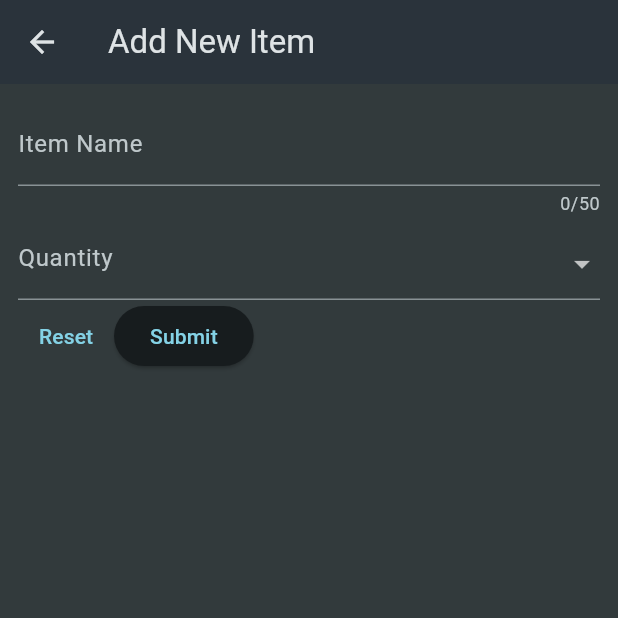
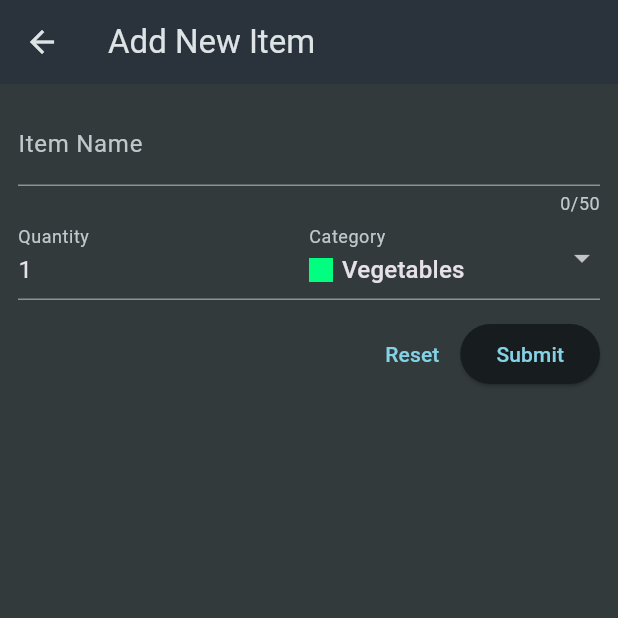
Before and after one commit to 3SyedShayan/Shopping-List, a Flutter app: the screen it shows after launch, after a tap on the "add" icon, on a phone screen of 412 x 824 dp, the top half of it. Run offline on Flutter 3.47's test engine with Material 3 defaults, Android fonts, the phone set to English and light mode, and no system bars.

Commit message:
Data Passing between Screens successfully added

```diff
--- a/lib/widgets/grocery_list.dart
+++ b/lib/widgets/grocery_list.dart
@@ -1,6 +1,7 @@
 import 'package:flutter/material.dart';
 import 'package:shopping_list/data/categories.dart';
 import 'package:shopping_list/data/dummy_data.dart';
+import 'package:shopping_list/models/grocery_item.dart';
 import 'package:shopping_list/widgets/new_item.dart';
 
 class GroceryList extends StatefulWidget {
@@ -10,41 +11,55 @@ class GroceryList extends StatefulWidget {
   State<GroceryList> createState() => _GroceryListState();
 }
 
+List<GroceryItem> _groceryItems = [];
+
 class _GroceryListState extends State<GroceryList> {
-  void _onNewItem() {
-    Navigator.of(context).push(
+  void _onNewItem() async {
+    var newItem = await Navigator.of(context).push<GroceryItem>(
       MaterialPageRoute(
         builder: (context) => NewItem(),
       ),
     );
+    if (newItem == null) return;
+    setState(() {
+      _groceryItems.add(newItem);
+    });
   }
 
   @override
   Widget build(BuildContext context) {
-    return Scaffold(
-      appBar: AppBar(
-        title: Text("Your Groceries"),
-        actions: [
-          IconButton(
-            icon: Icon(Icons.add),
-            onPressed: _onNewItem,
-          ),
-        ],
+    Widget content = Center(
+      child: Text(
+        "No Items to Display \n Please Add an Item",
       ),
-      body: ListView.builder(
-        itemCount: groceryItems.length,
+    );
+
+    if (_groceryItems.isNotEmpty) {
+      content = ListView.builder(
+        itemCount: _groceryItems.length,
         itemBuilder: (context, index) => ListTile(
-          title: Text(groceryItems[index].name),
+          title: Text(_groceryItems[index].name),
           leading: Container(
             width: 25,
             height: 25,
-            color: groceryItems[index].category.color,
+            color: _groceryItems[index].category.color,
           ),
           trailing: Text(
-            groceryItems[index].quantity.toString(),
+            _groceryItems[index].quantity.toString(),
           ),
         ),
-      ),
-    );
+      );
+    }
+    return Scaffold(
+        appBar: AppBar(
+          title: Text("Your Groceries"),
+          actions: [
+            IconButton(
+              icon: Icon(Icons.add),
+              onPressed: _onNewItem,
+            ),
+          ],
+        ),
+        body: content);
   }
 }
--- a/lib/widgets/new_item.dart
+++ b/lib/widgets/new_item.dart
@@ -1,5 +1,7 @@
 import 'package:flutter/material.dart';
 import 'package:shopping_list/data/categories.dart';
+import 'package:shopping_list/models/categories.dart';
+import 'package:shopping_list/models/grocery_item.dart';
 
 class NewItem extends StatefulWidget {
   const NewItem({super.key});
@@ -9,6 +11,27 @@ class NewItem extends StatefulWidget {
 }
 
 class _NewItemState extends State<NewItem> {
+  int _enteredQuantity = 1;
+  String _enteredName = "";
+  var _selectedCategory = categories[Categories.vegetables]!;
+  var _formKey = GlobalKey<FormState>();
+  void _submitForm() {
+    if (_formKey.currentState!.validate()) {
+      _formKey.currentState!.save();
+    }
+    print(_enteredName);
+    print(_enteredQuantity);
+    print(_selectedCategory);
+    Navigator.of(context).pop(
+      GroceryItem(
+        id: DateTime.now().toString(),
+        name: _enteredName,
+        quantity: _enteredQuantity,
+        category: _selectedCategory,
+      ),
+    );
+  }
+
   @override
   Widget build(BuildContext context) {
     return Scaffold(
@@ -18,9 +41,22 @@ class _NewItemState extends State<NewItem> {
       body: Padding(
         padding: EdgeInsets.all(12),
         child: Form(
+          key: _formKey,
           child: Column(
             children: [
               TextFormField(
+                onSaved: (value) {
+                  _enteredName = value!;
+                },
+                validator: (value) {
+                  if (value == null ||
+                      value.isEmpty ||
+                      value.trim().length <= 1 ||
+                      value.trim().length > 50) {
+                    return "Must be between 1 and 50 characters";
+                  }
+                  return null;
+                },
                 decoration: InputDecoration(
                   labelText: "Item Name",
                 ),
@@ -31,6 +67,19 @@ class _NewItemState extends State<NewItem> {
                 children: [
                   Expanded(
                     child: TextFormField(
+                      onSaved: (value) {
+                        _enteredQuantity;
+                      },
+                      initialValue: "1",
+                      validator: (value) {
+                        if (value == null ||
+                            value.isEmpty ||
+                            int.tryParse(value) == null ||
+                            int.tryParse(value)! <= 0) {
+                          return "Must be a number greater than 0";
+                        }
+                        return null;
+                      },
                       decoration: InputDecoration(
                         labelText: "Quantity",
                       ),
@@ -39,6 +88,19 @@ class _NewItemState extends State<NewItem> {
                   ),
                   Expanded(
                     child: DropdownButtonFormField(
+                      onSaved: (value) {
+                        _selectedCategory = value!;
+                      },
+                      value: _selectedCategory,
+                      decoration: InputDecoration(
+                        labelText: "Category",
+                      ),
+                      validator: (value) {
+                        if (value == null) {
+                          return "Please select a category";
+                        }
+                        return null;
+                      },
                       items: [
                         for (final category in categories.entries)
                           DropdownMenuItem(
@@ -61,15 +123,18 @@ class _NewItemState extends State<NewItem> {
                   )
                 ],
               ),
+              SizedBox(height: 12),
               Row(
-                crossAxisAlignment: CrossAxisAlignment.end,
+                mainAxisAlignment: MainAxisAlignment.end,
                 children: [
                   TextButton(
-                    onPressed: () {},
+                    onPressed: () {
+                      _formKey.currentState!.reset();
+                    },
                     child: Text("Reset"),
                   ),
                   ElevatedButton(
-                    onPressed: () {},
+                    onPressed: _submitForm,
                     child: Text("Submit"),
                   )
                 ],
```
